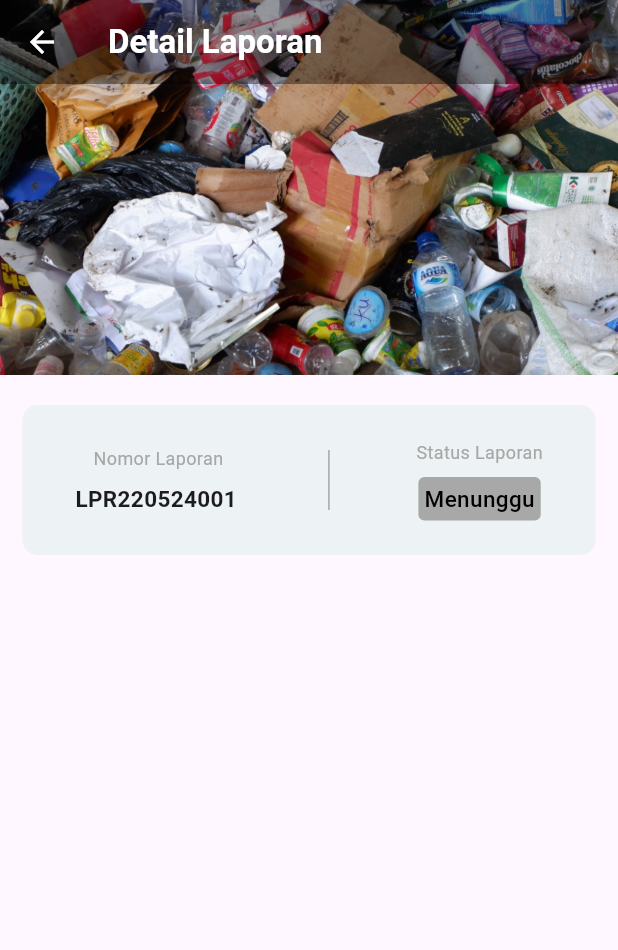
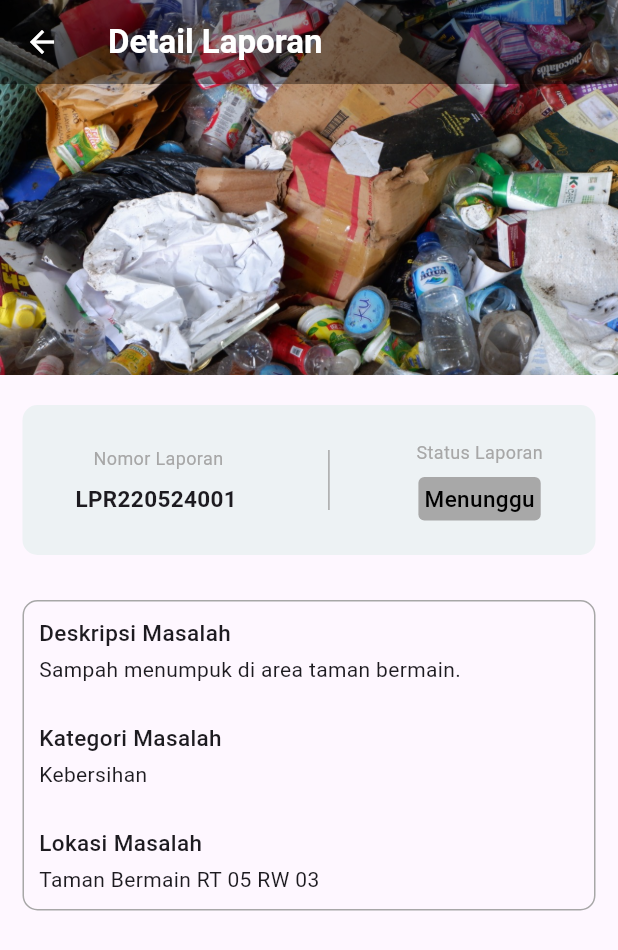
Before and after one commit to shalmanrafli30/desa_tanggap, a Flutter app: the DetailLaporan screen opened by its route, on a phone screen of 412 x 824 dp. Shown: the top 950 px of the screen. Run offline on Flutter 3.47's test engine with Material 3 defaults, Android fonts, the phone set to English and light mode, and no system bars.

Commit message:
deskripsi masalah section

```diff
--- a/lib/detail_laporan.dart
+++ b/lib/detail_laporan.dart
@@ -115,6 +115,65 @@ class DetailLaporan extends StatelessWidget {
               ),
             ),
             // END STATUS LAPORAN
+            // DESKRIPSI MASALAH SECTION
+            Padding(
+              padding: const EdgeInsets.symmetric(horizontal: 15, vertical: 10),
+              child: Container(
+                width: double.infinity,
+                padding: const EdgeInsets.all(10),
+                decoration: BoxDecoration(
+                  borderRadius: BorderRadius.circular(10),
+                  border: Border.all(
+                    color: const Color.fromRGBO(167, 167, 167, 1),
+                    width: 1, // Border width
+                  ),
+                ),
+                child: const Column(
+                  crossAxisAlignment: CrossAxisAlignment.start,
+                  children: [
+                    Text(
+                      'Deskripsi Masalah',
+                      style: TextStyle(
+                        fontWeight: FontWeight.w500,
+                        fontSize: 15,
+                      ),
+                    ),
+                    SizedBox(height: 4), // Space between title and content
+                    Text(
+                      'Sampah menumpuk di area taman bermain.',
+                      style: TextStyle(fontSize: 14),
+                    ),
+                    SizedBox(height: 25), // Space between sections
+                    Text(
+                      'Kategori Masalah',
+                      style: TextStyle(
+                        fontWeight: FontWeight.w500,
+                        fontSize: 15,
+                      ),
+                    ),
+                    SizedBox(height: 4), // Space between title and content
+                    Text(
+                      'Kebersihan',
+                      style: TextStyle(fontSize: 14),
+                    ),
+                    SizedBox(height: 25), // Space between sections
+                    Text(
+                      'Lokasi Masalah',
+                      style: TextStyle(
+                        fontWeight: FontWeight.w500,
+                        fontSize: 15,
+                      ),
+                    ),
+                    SizedBox(height: 4), // Space between title and content
+                    Text(
+                      'Taman Bermain RT 05 RW 03',
+                      style: TextStyle(fontSize: 14),
+                    ),
+                  ],
+                ),
+              ),
+            ),
+            // END DESKRIPSI MASALAH SECTION
           ],
         ),
       ),
```
